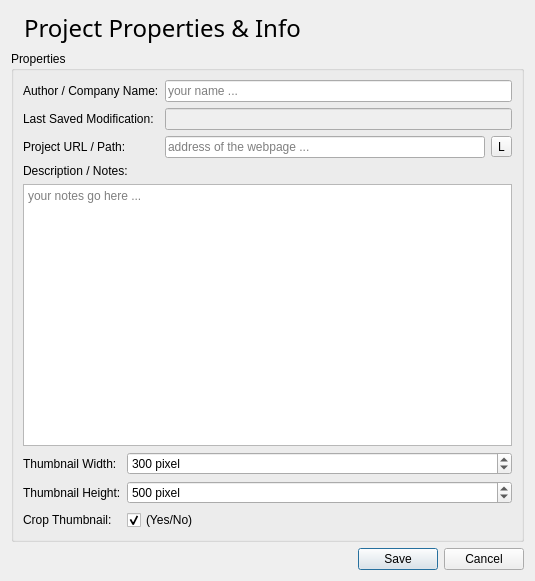
This is properties.ui in RedSilkSoftware/webtooth-extractor as Qt 5 draws it before an edit. The edited form follows.
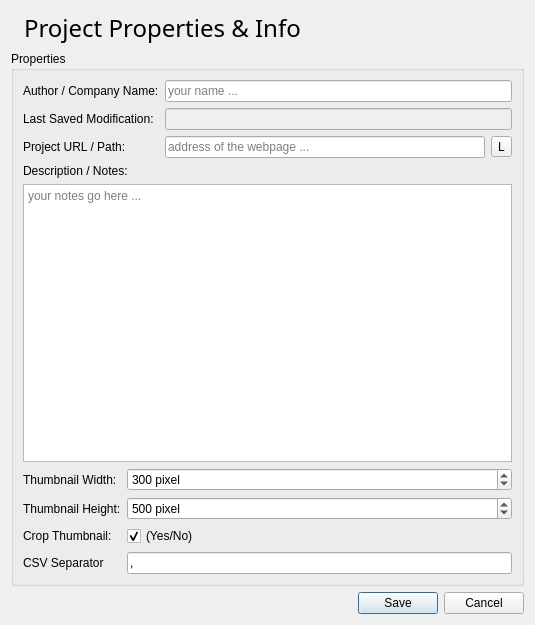
This is the edited form. Icons and pictures are not drawn.

What changed in the file:
```diff
--- a/properties.ui
+++ b/properties.ui
@@ -7,7 +7,7 @@
     <x>0</x>
     <y>0</y>
     <width>535</width>
-    <height>581</height>
+    <height>625</height>
    </rect>
   </property>
   <property name="windowTitle">
@@ -251,6 +251,23 @@
           </property>
          </widget>
         </item>
+        <item row="3" column="0">
+         <widget class="QLabel" name="label_10">
+          <property name="text">
+           <string>CSV Separator</string>
+          </property>
+         </widget>
+        </item>
+        <item row="3" column="1">
+         <widget class="QLineEdit" name="lineEditCSVSeparator">
+          <property name="toolTip">
+           <string>Default separator according to RFC4180 is a comma ',' alternatively you could also set it to '\t' which is a tabulator character. Only change this if you know what you are doing!</string>
+          </property>
+          <property name="text">
+           <string>,</string>
+          </property>
+         </widget>
+        </item>
        </layout>
       </item>
      </layout>
```
